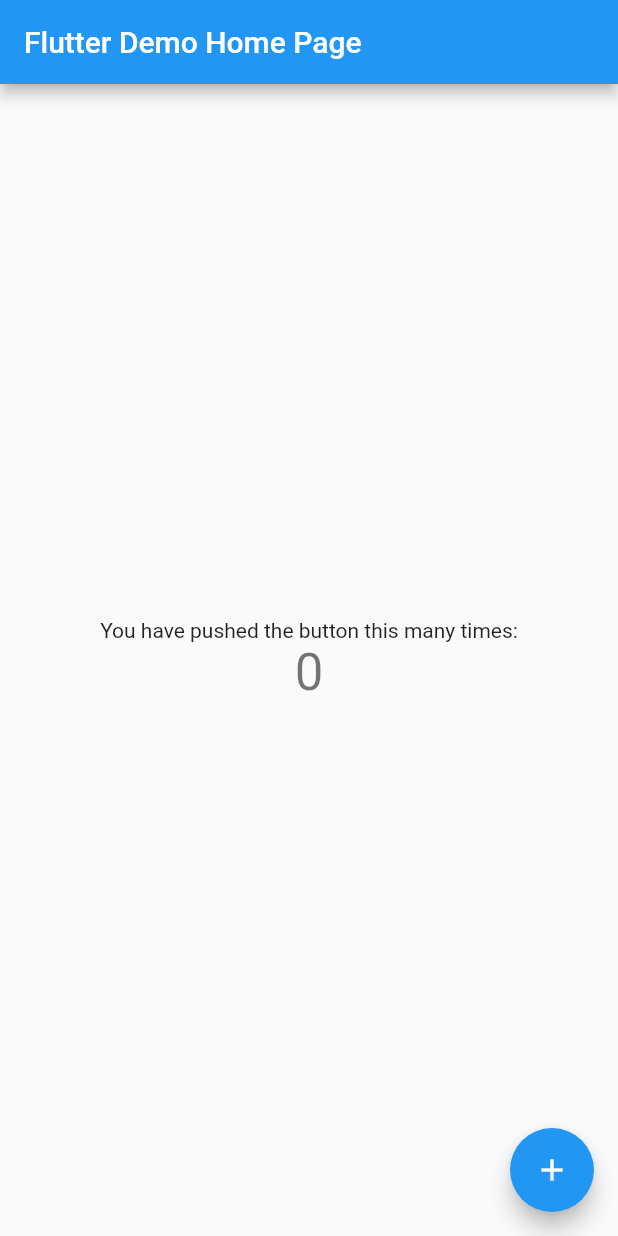
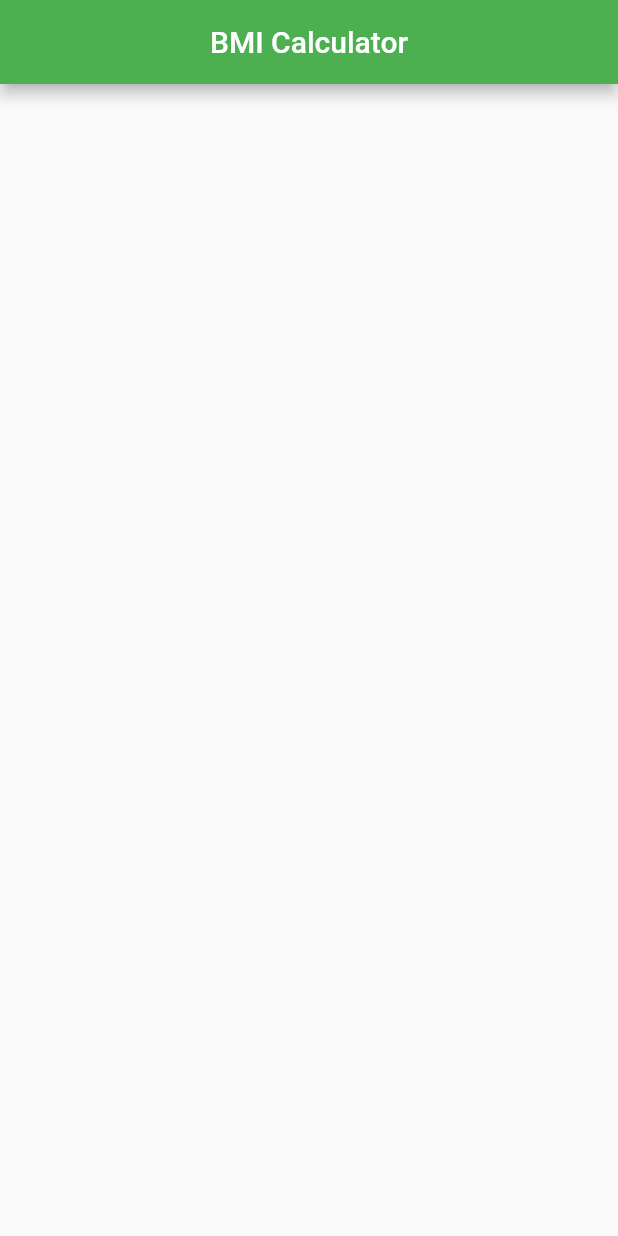
Before and after one commit to hadihakim07/final_project, a Flutter app: the screen it shows after launch, on a phone screen of 412 x 824 dp. Run offline on Flutter 3.47's test engine with Material 2 defaults, Android fonts, the phone set to English and light mode, and no system bars.

```diff
--- /dev/null
+++ b/lib/BmiPage.dart
@@ -0,0 +1,14 @@
+import 'package:flutter/material.dart';
+
+class BmiPage extends StatelessWidget {
+  const BmiPage({Key? key}) : super(key: key);
+
+  @override
+  Widget build(BuildContext context) {
+    return Scaffold(
+      appBar: AppBar(
+        title: const Text("BMI Calculator"),
+      ),
+    );
+  }
+}
--- /dev/null
+++ b/lib/home_screen.dart
@@ -0,0 +1,46 @@
+import 'package:flutter/material.dart';
+import 'BmiPage.dart';
+
+ class HomeScreen extends StatelessWidget {
+   const HomeScreen({Key? key}) : super(key: key);
+
+   @override
+   Widget build(BuildContext context) {
+     return Scaffold(
+       appBar: AppBar(
+         centerTitle: true,
+         title: const Text("BMI Calculator"),
+       ),
+          body: SingleChildScrollView(
+            child: Container(
+              padding: const EdgeInsetsDirectional.fromSTEB(12, 12, 12, 12),
+              child: Card(
+                elevation: 12,
+                shape: const RoundedRectangleBorder(),
+                child: Column(
+                  children: [
+
+                  ],
+                ),
+              ),
+            ),
+          ),
+       // Center(
+       //   child: ElevatedButton(
+       //     style: ButtonStyle(
+       //       backgroundColor: MaterialStateProperty.all<Color>(Colors.green),
+       //     ),
+       //     onPressed: () {
+       //       Navigator.push(context,
+       //       MaterialPageRoute(builder: (context)=>const BmiPage()),
+       //       );
+       //     },
+       //     child: const Text("Next Screen",
+       //     style: TextStyle(
+       //       color: Colors.white
+       //     ),
+       //     ),),
+       // ),
+     );
+   }
+ }
--- a/lib/main.dart
+++ b/lib/main.dart
@@ -1,5 +1,5 @@
 import 'package:flutter/material.dart';
-
+import 'home_screen.dart';
 void main() {
   runApp(const MyApp());
 }
@@ -11,105 +11,12 @@ class MyApp extends StatelessWidget {
   @override
   Widget build(BuildContext context) {
     return MaterialApp(
+      debugShowCheckedModeBanner: false,
       title: 'Flutter Demo',
       theme: ThemeData(
-        // This is the theme of your application.
-        //
-        // Try running your application with "flutter run". You'll see the
-        // application has a blue toolbar. Then, without quitting the app, try
-        // changing the primarySwatch below to Colors.green and then invoke
-        // "hot reload" (press "r" in the console where you ran "flutter run",
-        // or simply save your changes to "hot reload" in a Flutter IDE).
-        // Notice that the counter didn't reset back to zero; the application
-        // is not restarted.
-        primarySwatch: Colors.blue,
+        primarySwatch: Colors.green,
       ),
-      home: const MyHomePage(title: 'Flutter Demo Home Page'),
+      home:  HomeScreen(),
     );
   }
 }
-
-class MyHomePage extends StatefulWidget {
-  const MyHomePage({super.key, required this.title});
-
-  // This widget is the home page of your application. It is stateful, meaning
-  // that it has a State object (defined below) that contains fields that affect
-  // how it looks.
-
-  // This class is the configuration for the state. It holds the values (in this
-  // case the title) provided by the parent (in this case the App widget) and
-  // used by the build method of the State. Fields in a Widget subclass are
-  // always marked "final".
-
-  final String title;
-
-  @override
-  State<MyHomePage> createState() => _MyHomePageState();
-}
-
-class _MyHomePageState extends State<MyHomePage> {
-  int _counter = 0;
-
-  void _incrementCounter() {
-    setState(() {
-      // This call to setState tells the Flutter framework that something has
-      // changed in this State, which causes it to rerun the build method below
-      // so that the display can reflect the updated values. If we changed
-      // _counter without calling setState(), then the build method would not be
-      // called again, and so nothing would appear to happen.
-      _counter++;
-    });
-  }
-
-  @override
-  Widget build(BuildContext context) {
-    // This method is rerun every time setState is called, for instance as done
-    // by the _incrementCounter method above.
-    //
-    // The Flutter framework has been optimized to make rerunning build methods
-    // fast, so that you can just rebuild anything that needs updating rather
-    // than having to individually change instances of widgets.
-    return Scaffold(
-      appBar: AppBar(
-        // Here we take the value from the MyHomePage object that was created by
-        // the App.build method, and use it to set our appbar title.
-        title: Text(widget.title),
-      ),
-      body: Center(
-        // Center is a layout widget. It takes a single child and positions it
-        // in the middle of the parent.
-        child: Column(
-          // Column is also a layout widget. It takes a list of children and
-          // arranges them vertically. By default, it sizes itself to fit its
-          // children horizontally, and tries to be as tall as its parent.
-          //
-          // Invoke "debug painting" (press "p" in the console, choose the
-          // "Toggle Debug Paint" action from the Flutter Inspector in Android
-          // Studio, or the "Toggle Debug Paint" command in Visual Studio Code)
-          // to see the wireframe for each widget.
-          //
-          // Column has various properties to control how it sizes itself and
-          // how it positions its children. Here we use mainAxisAlignment to
-          // center the children vertically; the main axis here is the vertical
-          // axis because Columns are vertical (the cross axis would be
-          // horizontal).
-          mainAxisAlignment: MainAxisAlignment.center,
-          children: <Widget>[
-            const Text(
-              'You have pushed the button this many times:',
-            ),
-            Text(
-              '$_counter',
-              style: Theme.of(context).textTheme.headlineMedium,
-            ),
-          ],
-        ),
-      ),
-      floatingActionButton: FloatingActionButton(
-        onPressed: _incrementCounter,
-        tooltip: 'Increment',
-        child: const Icon(Icons.add),
-      ), // This trailing comma makes auto-formatting nicer for build methods.
-    );
-  }
-}
--- a/pubspec.yaml
+++ b/pubspec.yaml
@@ -35,6 +35,10 @@ dependencies:
   # The following adds the Cupertino Icons font to your application.
   # Use with the CupertinoIcons class for iOS style icons.
   cupertino_icons: ^1.0.2
+  flutter_3d_choice_chip: ^0.1.4
+  page_transition: ^2.0.5
+  pretty_gauge: ^1.0.1
+  share_plus: ^4.0.4
 
 dev_dependencies:
   flutter_test:
```
Also changed, not shown: pubspec.lock.
